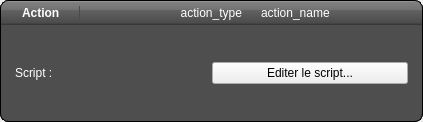
Above: data/FormActionScript.ui from calaos/calaos_installer before the change. Below: the same form after it.
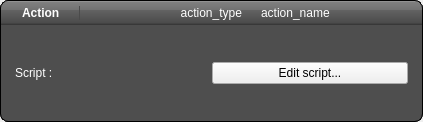
That is the form after the change. Icons and pictures are not drawn.

The edit to the form file:
```diff
--- a/data/FormActionScript.ui
+++ b/data/FormActionScript.ui
@@ -204,7 +204,7 @@
         <item row="0" column="1">
          <widget class="QPushButton" name="btEditScript">
           <property name="text">
-           <string>Editer le script...</string>
+           <string>Edit script...</string>
           </property>
           <property name="class" stdset="0">
            <string>buttonStyled</string>
```
Left out of the diff: 22 changed lines with no effect on the pictures.
